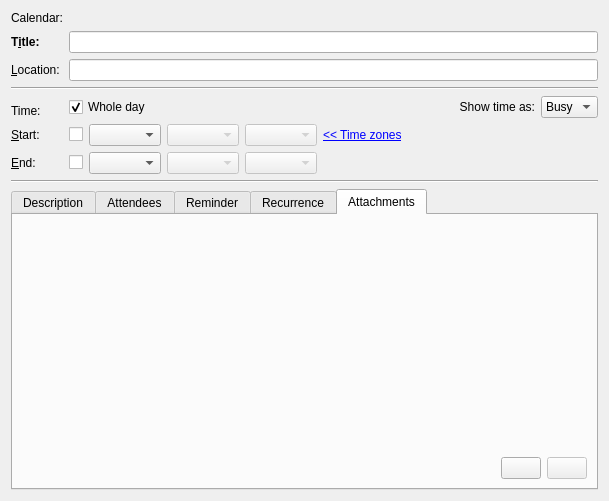
Qt form incidenceeditors/incidenceeditor-ng/eventortododesktop.ui (chusopr/kdepim-ktimetracker-akonadi) before a commit.
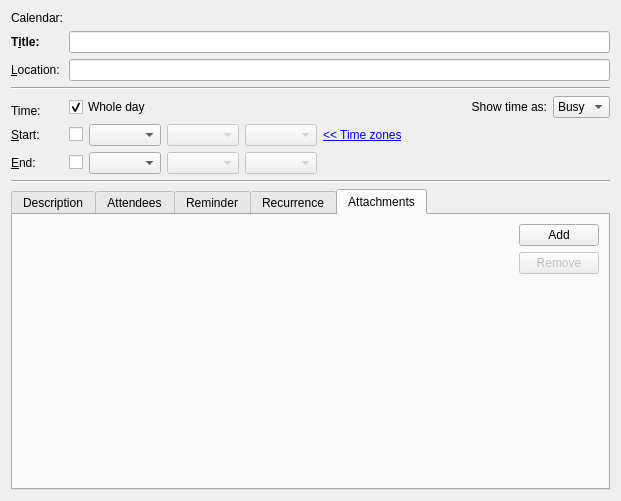
The same form after that commit. The open tabs and pages were chosen to show the change. Custom widgets are drawn as their Qt base class.

Commit message: Also pass a ui to the attachment editor. Now we have most logic back in place again.

Patch:
```diff
--- a/incidenceeditors/incidenceeditor-ng/eventortododesktop.ui
+++ b/incidenceeditors/incidenceeditor-ng/eventortododesktop.ui
@@ -6,7 +6,7 @@
    <rect>
     <x>0</x>
     <y>0</y>
-    <width>609</width>
+    <width>621</width>
     <height>501</height>
    </rect>
   </property>
@@ -1442,26 +1442,20 @@
        <string>Attachments</string>
       </attribute>
       <layout class="QGridLayout" name="gridLayout_3">
-       <item row="0" column="0" colspan="3">
-        <widget class="QWidget" name="mAttachmentViewPlaceHolder" native="true"/>
-       </item>
-       <item row="1" column="0">
-        <spacer name="horizontalSpacer_4">
-         <property name="orientation">
-          <enum>Qt::Horizontal</enum>
+       <item row="0" column="0" rowspan="3">
+        <widget class="QWidget" name="mAttachmentViewPlaceHolder" native="true">
+         <property name="sizePolicy">
+          <sizepolicy hsizetype="MinimumExpanding" vsizetype="Expanding">
+           <horstretch>0</horstretch>
+           <verstretch>0</verstretch>
+          </sizepolicy>
          </property>
-         <property name="sizeHint" stdset="0">
-          <size>
-           <width>444</width>
-           <height>20</height>
-          </size>
-         </property>
-        </spacer>
+        </widget>
        </item>
-       <item row="1" column="1">
+       <item row="0" column="1">
         <widget class="QPushButton" name="mAddButton">
          <property name="sizePolicy">
-          <sizepolicy hsizetype="Fixed" vsizetype="Fixed">
+          <sizepolicy hsizetype="Minimum" vsizetype="Fixed">
            <horstretch>0</horstretch>
            <verstretch>0</verstretch>
           </sizepolicy>
@@ -1473,17 +1467,17 @@
           <string extracomment="@info:whatsthis">Shows a dialog used to select an attachment to add to this event or to-do as link or as inline data.</string>
          </property>
          <property name="text">
-          <string/>
+          <string>Add</string>
          </property>
         </widget>
        </item>
-       <item row="1" column="2">
+       <item row="1" column="1">
         <widget class="QPushButton" name="mRemoveButton">
          <property name="enabled">
           <bool>false</bool>
          </property>
          <property name="sizePolicy">
-          <sizepolicy hsizetype="Fixed" vsizetype="Fixed">
+          <sizepolicy hsizetype="Minimum" vsizetype="Fixed">
            <horstretch>0</horstretch>
            <verstretch>0</verstretch>
           </sizepolicy>
@@ -1495,10 +1489,23 @@
           <string extracomment="@info:whatsthis">Removes the attachment selected in the list above from this event or to-do.</string>
          </property>
          <property name="text">
-          <string/>
+          <string>Remove</string>
          </property>
         </widget>
        </item>
+       <item row="2" column="1">
+        <spacer name="verticalSpacer_4">
+         <property name="orientation">
+          <enum>Qt::Vertical</enum>
+         </property>
+         <property name="sizeHint" stdset="0">
+          <size>
+           <width>20</width>
+           <height>40</height>
+          </size>
+         </property>
+        </spacer>
+       </item>
       </layout>
      </widget>
     </widget>
```
Left out of the diff: 18 changed lines with no effect on the pictures. The commit also changes 5 other files.
